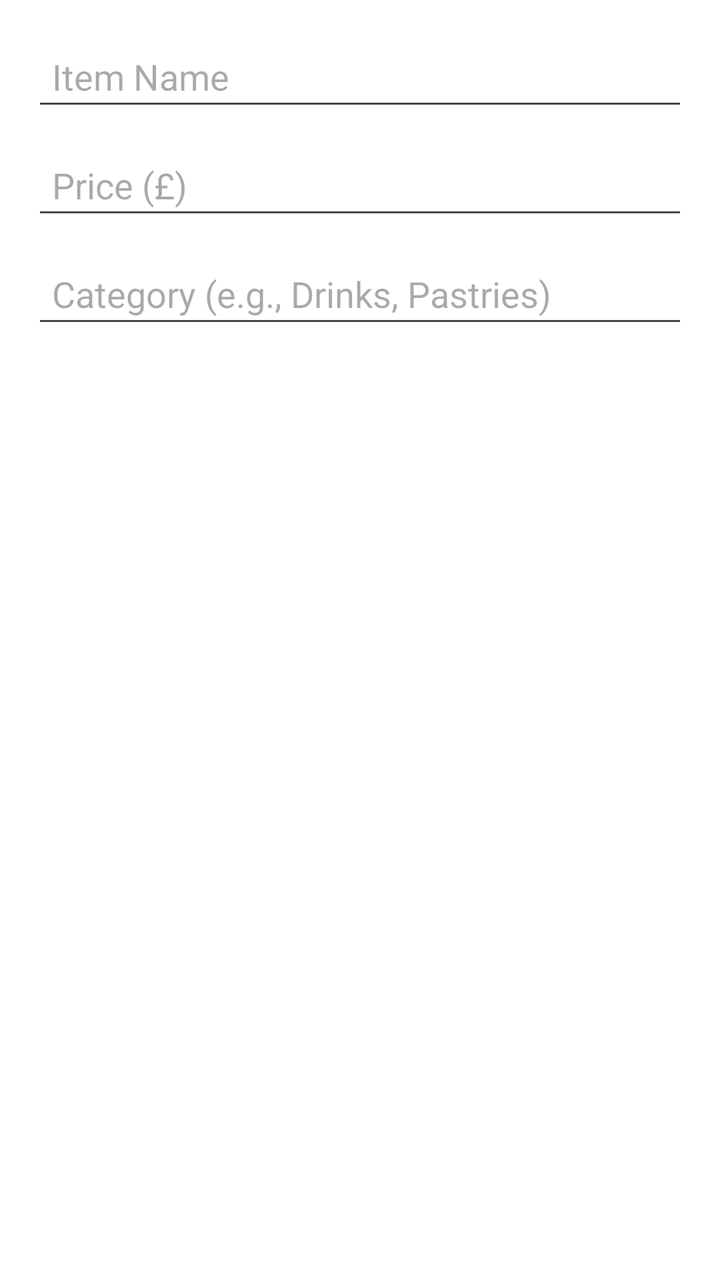
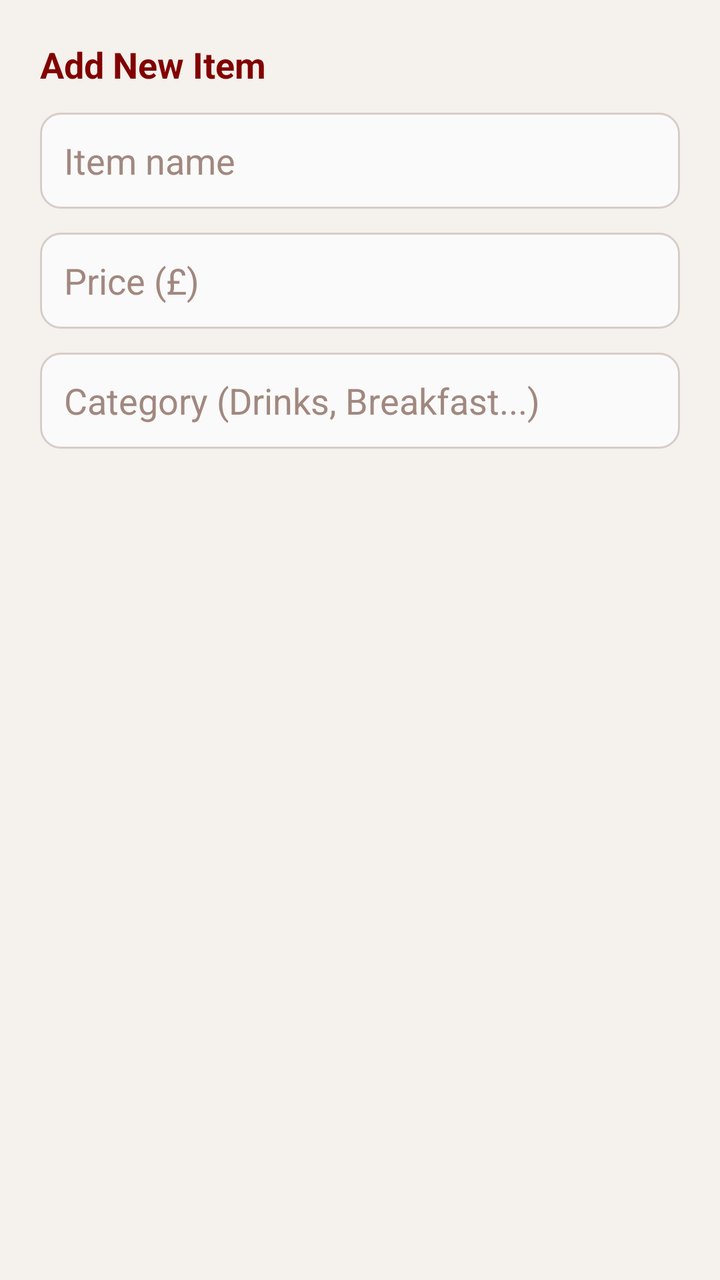

Screens rendered from an Android XML layout before and after an edit, with the pre-edit source and the edit as a unified diff.
<!-- AndroidManifest.xml: application theme Theme.CafeShopAssignment -->
<!-- res/layout/dialog_add_item.xml -->
<?xml version="1.0" encoding="utf-8"?>
<LinearLayout
    xmlns:android="http://schemas.android.com/apk/res/android"
    android:layout_width="match_parent"
    android:layout_height="wrap_content"
    android:orientation="vertical"
    android:padding="16dp"
    android:background="@android:color/white">

    <EditText
        android:id="@+id/itemNameInput"
        android:layout_width="match_parent"
        android:layout_height="wrap_content"
        android:hint="Item Name"
        android:inputType="textPersonName"
        android:padding="10dp" />

    <EditText
        android:id="@+id/itemPriceInput"
        android:layout_width="match_parent"
        android:layout_height="wrap_content"
        android:hint="Price (£)"
        android:inputType="numberDecimal"
        android:padding="10dp"
        android:layout_marginTop="10dp" />

    <EditText
        android:id="@+id/itemCategoryInput"
        android:layout_width="match_parent"
        android:layout_height="wrap_content"
        android:hint="Category (e.g., Drinks, Pastries)"
        android:inputType="textPersonName"
        android:padding="10dp"
        android:layout_marginTop="10dp" />

</LinearLayout>
<!-- resources referenced by this layout -->
<resources>
  <style name="Theme.CafeShopAssignment" parent="Base.Theme.CafeShopAssignment" />
  <style name="Base.Theme.CafeShopAssignment" parent="Theme.Material3.DayNight.NoActionBar">
          
          
      </style>
</resources>

<!-- the commit's change to res/layout/dialog_add_item.xml (unified diff, before → after) -->
@@ -1,36 +1,52 @@
 <?xml version="1.0" encoding="utf-8"?>
-<LinearLayout
-    xmlns:android="http://schemas.android.com/apk/res/android"
+<LinearLayout xmlns:android="http://schemas.android.com/apk/res/android"
+    android:orientation="vertical"
+    android:padding="20dp"
     android:layout_width="match_parent"
     android:layout_height="wrap_content"
-    android:orientation="vertical"
-    android:padding="16dp"
-    android:background="@android:color/white">
+    android:background="#F5F1ED">
+
+    <TextView
+        android:id="@+id/dialogTitle"
+        android:layout_width="wrap_content"
+        android:layout_height="wrap_content"
+        android:text="Add New Item"
+        android:textSize="18sp"
+        android:textStyle="bold"
+        android:textColor="#810100"
+        android:layout_marginBottom="12dp" />
 
     <EditText
         android:id="@+id/itemNameInput"
         android:layout_width="match_parent"
-        android:layout_height="wrap_content"
-        android:hint="Item Name"
-        android:inputType="textPersonName"
-        android:padding="10dp" />
+        android:layout_height="48dp"
+        android:background="@drawable/input_background"
+        android:hint="Item name"
+        android:padding="12dp"
+        android:textColor="#4A2C2A"
+        android:textColorHint="#A1887F" />
 
     <EditText
         android:id="@+id/itemPriceInput"
         android:layout_width="match_parent"
-        android:layout_height="wrap_content"
+        android:layout_height="48dp"
+        android:background="@drawable/input_background"
         android:hint="Price (£)"
+        android:padding="12dp"
         android:inputType="numberDecimal"
-        android:padding="10dp"
-        android:layout_marginTop="10dp" />
+        android:layout_marginTop="12dp"
+        android:textColor="#4A2C2A"
+        android:textColorHint="#A1887F" />
 
     <EditText
         android:id="@+id/itemCategoryInput"
         android:layout_width="match_parent"
-        android:layout_height="wrap_content"
-        android:hint="Category (e.g., Drinks, Pastries)"
-        android:inputType="textPersonName"
-        android:padding="10dp"
-        android:layout_marginTop="10dp" />
+        android:layout_height="48dp"
+        android:background="@drawable/input_background"
+        android:hint="Category (Drinks, Breakfast...)"
+        android:padding="12dp"
+        android:layout_marginTop="12dp"
+        android:textColor="#4A2C2A"
+        android:textColorHint="#A1887F" />
 
 </LinearLayout>
<!-- resource entries referenced after the edit -->
@@ -1,5 +1,12 @@
 <!-- resources referenced by this layout -->
 <resources>
+  <!-- drawable input_background (drawable) -->
+  <shape xmlns:android="http://schemas.android.com/apk/res/android"
+      android:shape="rectangle">
+      <solid android:color="#FAFAFA" />
+      <stroke android:color="#D7CCC8" android:width="1dp" />
+      <corners android:radius="10dp" />
+  </shape>
   <style name="Theme.CafeShopAssignment" parent="Base.Theme.CafeShopAssignment" />
   <style name="Base.Theme.CafeShopAssignment" parent="Theme.Material3.DayNight.NoActionBar">
           
